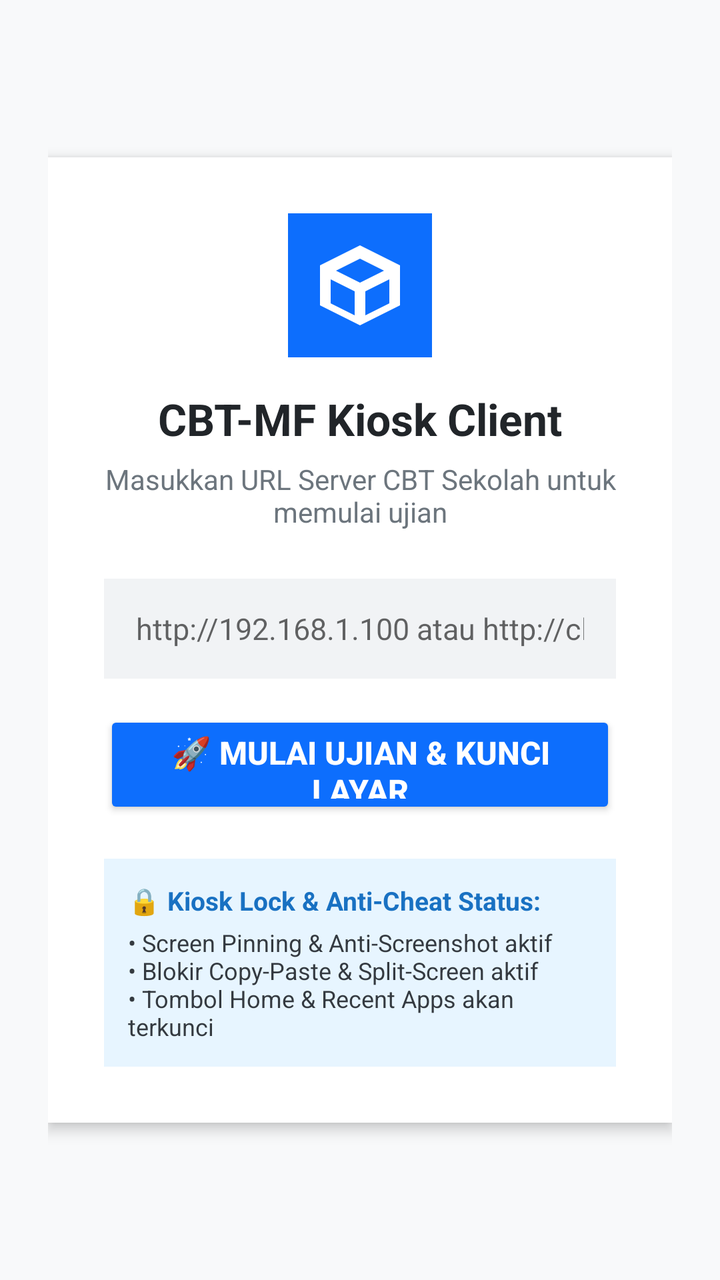
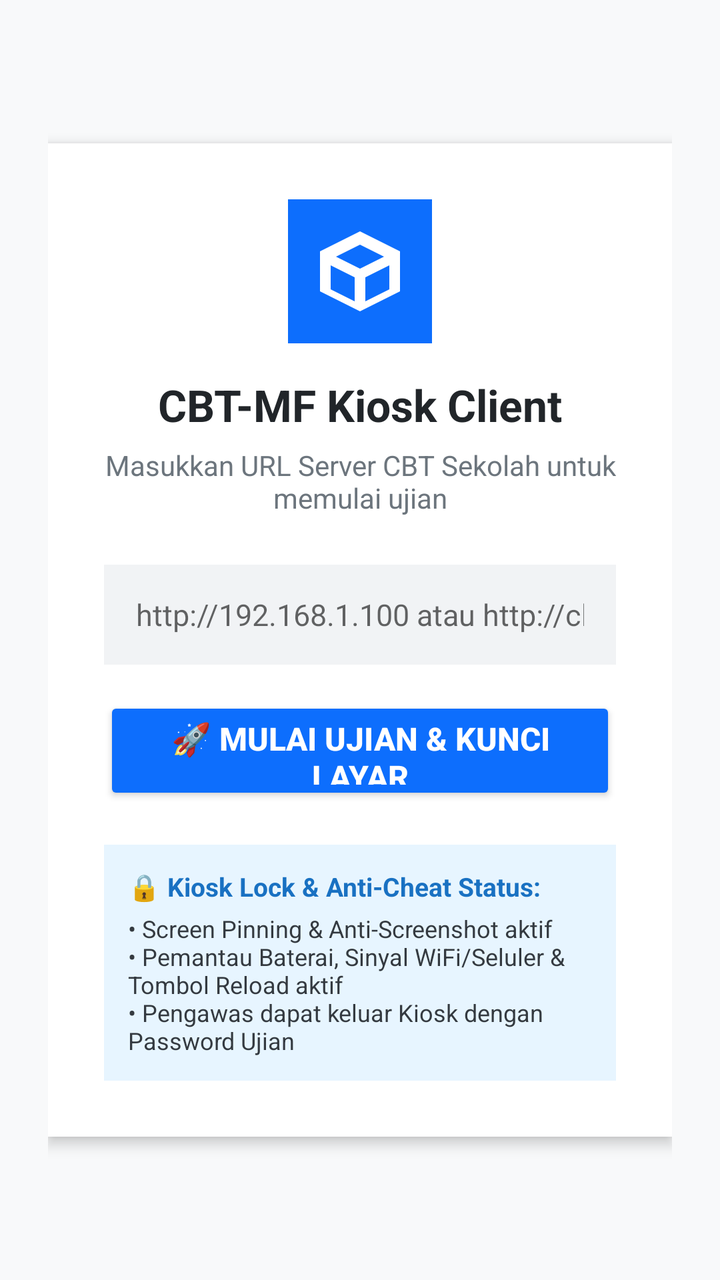

Compare the two renders of this Android layout. The source of the first and the diff that turns it into the second are given below.
<!-- AndroidManifest.xml: application theme Theme.AppCompat.Light.NoActionBar -->
<!-- res/layout/activity_main.xml -->
<?xml version="1.0" encoding="utf-8"?>
<FrameLayout xmlns:android="http://schemas.android.com/apk/res/android"
    android:layout_width="match_parent"
    android:layout_height="match_parent"
    android:background="#F8F9FA">

    
    <ScrollView
        android:id="@+id/setupLayout"
        android:layout_width="match_parent"
        android:layout_height="match_parent"
        android:fillViewport="true">

        <LinearLayout
            android:layout_width="match_parent"
            android:layout_height="wrap_content"
            android:gravity="center"
            android:orientation="vertical"
            android:padding="24dp">

            
            <LinearLayout
                android:layout_width="match_parent"
                android:layout_height="wrap_content"
                android:background="#FFFFFF"
                android:elevation="4dp"
                android:gravity="center"
                android:orientation="vertical"
                android:padding="28dp">

                <ImageView
                    android:layout_width="72dp"
                    android:layout_height="72dp"
                    android:layout_marginBottom="16dp"
                    android:contentDescription="Logo Kiosk"
                    android:src="@drawable/ic_launcher_foreground" />

                <TextView
                    android:layout_width="wrap_content"
                    android:layout_height="wrap_content"
                    android:text="CBT-MF Kiosk Client"
                    android:textColor="#212529"
                    android:textSize="22sp"
                    android:textStyle="bold" />

                <TextView
                    android:layout_width="wrap_content"
                    android:layout_height="wrap_content"
                    android:layout_marginTop="6dp"
                    android:gravity="center"
                    android:text="Masukkan URL Server CBT Sekolah untuk memulai ujian"
                    android:textColor="#6C757D"
                    android:textSize="14sp" />

                
                <EditText
                    android:id="@+id/etServerUrl"
                    android:layout_width="match_parent"
                    android:layout_height="50dp"
                    android:layout_marginTop="24dp"
                    android:background="#F1F3F5"
                    android:hint="http://192.168.1.100 atau http://cbt.sekolah.sch.id"
                    android:inputType="textUri"
                    android:maxLines="1"
                    android:paddingHorizontal="16dp"
                    android:textColor="#212529"
                    android:textSize="15sp" />

                
                <Button
                    android:id="@+id/btnStartExam"
                    android:layout_width="match_parent"
                    android:layout_height="54dp"
                    android:layout_marginTop="16dp"
                    android:backgroundTint="#0D6EFD"
                    android:text="🚀 Mulai Ujian &amp; Kunci Layar"
                    android:textColor="#FFFFFF"
                    android:textSize="16sp"
                    android:textStyle="bold" />

                
                <LinearLayout
                    android:layout_width="match_parent"
                    android:layout_height="wrap_content"
                    android:layout_marginTop="20dp"
                    android:background="#E7F5FF"
                    android:orientation="vertical"
                    android:padding="12dp">

                    <TextView
                        android:layout_width="wrap_content"
                        android:layout_height="wrap_content"
                        android:text="🔒 Kiosk Lock &amp; Anti-Cheat Status:"
                        android:textColor="#1971C2"
                        android:textSize="13sp"
                        android:textStyle="bold" />

                    <TextView
                        android:layout_width="wrap_content"
                        android:layout_height="wrap_content"
                        android:layout_marginTop="4dp"
                        android:text="• Screen Pinning &amp; Anti-Screenshot aktif\n• Blokir Copy-Paste &amp; Split-Screen aktif\n• Tombol Home &amp; Recent Apps akan terkunci"
                        android:textColor="#343A40"
                        android:textSize="12sp" />
                </LinearLayout>

            </LinearLayout>

        </LinearLayout>
    </ScrollView>

    
    <WebView
        android:id="@+id/webView"
        android:layout_width="match_parent"
        android:layout_height="match_parent"
        android:visibility="gone" />

</FrameLayout>
<!-- resources referenced by this layout -->
<resources>
  <!-- drawable ic_launcher_foreground (drawable) -->
  <vector xmlns:android="http://schemas.android.com/apk/res/android"
      android:width="108dp"
      android:height="108dp"
      android:viewportWidth="108"
      android:viewportHeight="108">
      <path
          android:fillColor="#0D6EFD"
          android:pathData="M0,0h108v108h-108z"/>
      <path
          android:fillColor="#FFFFFF"
          android:pathData="M54,24L24,39v30l30,15l30,-15V39L54,24z M54,34l18,9l-18,9l-18,-9L54,34z M32,49.5l18,9v18l-18,-9V49.5z M58,76.5v-18l18,-9v18L58,76.5z"/>
  </vector>
</resources>

<!-- the commit's change to res/layout/activity_main.xml (unified diff, before → after) -->
@@ -99,7 +99,7 @@
                         android:layout_width="wrap_content"
                         android:layout_height="wrap_content"
                         android:layout_marginTop="4dp"
-                        android:text="• Screen Pinning &amp; Anti-Screenshot aktif\n• Blokir Copy-Paste &amp; Split-Screen aktif\n• Tombol Home &amp; Recent Apps akan terkunci"
+                        android:text="• Screen Pinning &amp; Anti-Screenshot aktif\n• Pemantau Baterai, Sinyal WiFi/Seluler &amp; Tombol Reload aktif\n• Pengawas dapat keluar Kiosk dengan Password Ujian"
                         android:textColor="#343A40"
                         android:textSize="12sp" />
                 </LinearLayout>
@@ -110,10 +110,82 @@
     </ScrollView>
 
     
-    <WebView
-        android:id="@+id/webView"
+    <LinearLayout
+        android:id="@+id/examContainer"
         android:layout_width="match_parent"
         android:layout_height="match_parent"
-        android:visibility="gone" />
+        android:orientation="vertical"
+        android:visibility="gone">
+
+        
+        <LinearLayout
+            android:id="@+id/kioskToolbar"
+            android:layout_width="match_parent"
+            android:layout_height="42dp"
+            android:background="#212529"
+            android:gravity="center_vertical"
+            android:orientation="horizontal"
+            android:paddingHorizontal="12dp">
+
+            
+            <TextView
+                android:id="@+id/tvBatteryStatus"
+                android:layout_width="wrap_content"
+                android:layout_height="wrap_content"
+                android:text="🔋 --%"
+                android:textColor="#F8F9FA"
+                android:textSize="12sp"
+                android:textStyle="bold" />
+
+            
+            <TextView
+                android:id="@+id/tvNetworkStatus"
+                android:layout_width="wrap_content"
+                android:layout_height="wrap_content"
+                android:layout_marginStart="12dp"
+                android:text="📶 Checking..."
+                android:textColor="#F8F9FA"
+                android:textSize="12sp"
+                android:textStyle="bold" />
+
+            <View
+                android:layout_width="0dp"
+                android:layout_height="0dp"
+                android:layout_weight="1" />
+
+            
+            <Button
+                android:id="@+id/btnReloadPage"
+                style="?android:attr/borderlessButtonStyle"
+                android:layout_width="wrap_content"
+                android:layout_height="36dp"
+                android:paddingHorizontal="8dp"
+                android:text="🔄 Refresh"
+                android:textColor="#74C0FC"
+                android:textSize="12sp" />
+
+            
+            <Button
+                android:id="@+id/btnExitKiosk"
+                style="?android:attr/borderlessButtonStyle"
+                android:layout_width="wrap_content"
+                android:layout_height="36dp"
+                android:layout_marginStart="4dp"
+                android:paddingHorizontal="8dp"
+                android:text="🚪 Keluar"
+                android:textColor="#FF8787"
+                android:textSize="12sp"
+                android:textStyle="bold" />
+
+        </LinearLayout>
+
+        
+        <WebView
+            android:id="@+id/webView"
+            android:layout_width="match_parent"
+            android:layout_height="0dp"
+            android:layout_weight="1" />
+
+    </LinearLayout>
 
 </FrameLayout>
